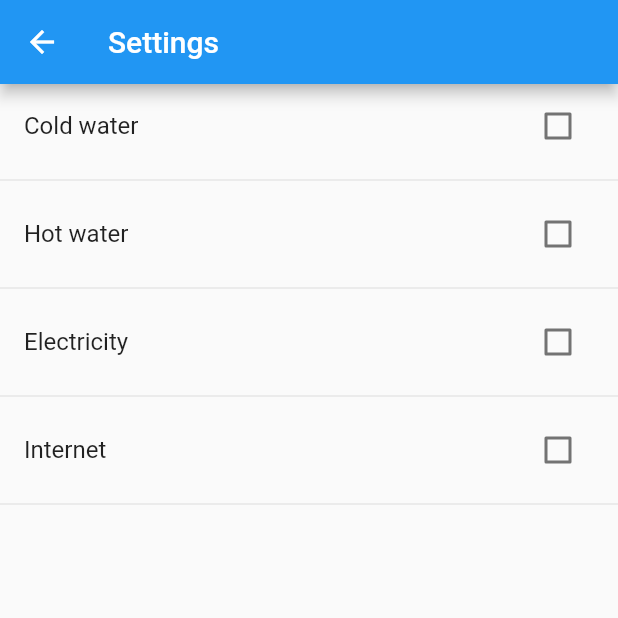
After one commit to EgorenkovPavel/flutter_kvartplata, a Flutter app: the screen it shows after launch, after a tap on the "settings" icon, on a phone screen of 412 x 824 dp, the top half of it. The commit adds this screen. Run offline on Flutter 3.47's test engine with Material 2 defaults, Android fonts, the phone set to English and light mode, and no system bars.

Commit message:
Add settings page

```diff
--- a/lib/src/pages/month_list.dart
+++ b/lib/src/pages/month_list.dart
@@ -1,6 +1,7 @@
 import 'package:flutter/material.dart';
 import 'package:flutter_kvartplata/src/objects/month.dart';
 import 'package:flutter_kvartplata/src/pages/payments_list.dart';
+import 'package:flutter_kvartplata/src/pages/settings_page.dart';
 import 'package:flutter_kvartplata/src/widgets/month_item.dart';
 
 class MonthList extends StatelessWidget {
@@ -12,7 +13,19 @@ class MonthList extends StatelessWidget {
   @override
   Widget build(BuildContext context) {
     return Scaffold(
-      appBar: AppBar(title: Text("Kvartplata"),),
+      appBar: AppBar(
+        title: Text("Kvartplata"),
+        actions: <Widget>[
+          IconButton(
+            icon: Icon(Icons.settings, color: Colors.white,),
+            onPressed: (){
+              Navigator.of(context).push(MaterialPageRoute(builder: (context) {
+                return SettingsPage();
+              }));
+            },
+          )
+        ],
+      ),
       body: ListView.builder(
         itemBuilder: (context, index) {
           return GestureDetector(
--- /dev/null
+++ b/lib/src/pages/settings_page.dart
@@ -0,0 +1,68 @@
+import 'package:flutter/material.dart';
+
+class SettingsPage extends StatefulWidget {
+  @override
+  _SettingsPageState createState() => _SettingsPageState();
+}
+
+class _SettingsPageState extends State<SettingsPage> {
+
+  bool _enableColdWater = false;
+  bool _enableHotWater = false;
+  bool _enableElectriciry = false;
+  bool _enableInternet = false;
+
+  void switchColdWater(){
+    setState(() {
+      _enableColdWater = !_enableColdWater;
+    });
+  }
+
+  void switchHotWater(){
+    setState(() {
+      _enableHotWater = !_enableHotWater;
+    });
+  }
+
+  @override
+  Widget build(BuildContext context) {
+    return Scaffold(
+      appBar: AppBar(
+        title: Text("Settings"),
+      ),
+      body: ListView(
+        children: <Widget>[
+          ListTile(
+            title: Text("Cold water"),
+            trailing: Checkbox(value: _enableColdWater, onChanged: (_)=>switchColdWater(),),
+            onTap: ()=>switchColdWater()
+          ),
+          Divider(),
+          ListTile(
+            title: Text("Hot water"),
+            trailing: Checkbox(value: _enableHotWater, onChanged: (_)=>switchHotWater(),),
+          ),
+          Divider(),
+          ListTile(
+            title: Text("Electricity"),
+            trailing: Checkbox(value: _enableElectriciry, onChanged: (_){
+              setState(() {
+                _enableElectriciry = !_enableElectriciry;
+              });
+            },),
+          ),
+          Divider(),
+          ListTile(
+            title: Text("Internet"),
+            trailing: Checkbox(value: _enableInternet, onChanged: (_){
+              setState(() {
+                _enableInternet = !_enableInternet;
+              });
+            },),
+          ),
+          Divider(),
+        ],
+      ),
+    );
+  }
+}
```
